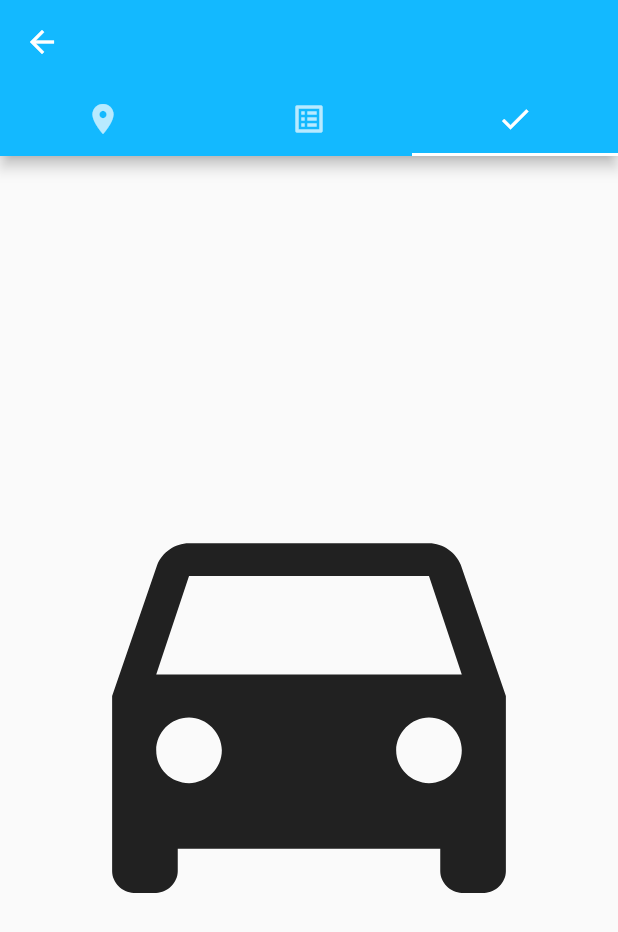
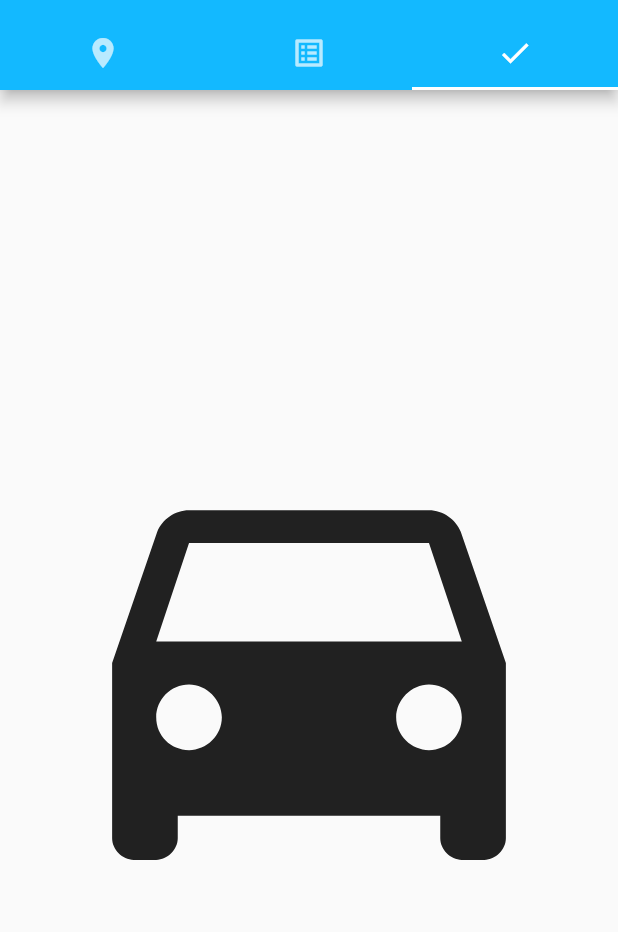
Before and after one commit to edd34/info-traffic-976, a Flutter app: the AlertAddPage screen opened directly, tab 3 chosen, on a phone screen of 412 x 824 dp. Shown: the top 932 px of the screen. Run offline on Flutter 3.47's test engine with Material 2 defaults, Android fonts, the phone set to English and light mode, and no system bars; our stand-ins replace bloc, cached_network_image, flutter_dotenv, flutter_map, latlong2, wakelock; missing offline and left inert: flutter_osm_plugin.

Commit message:
fix size tab bar and add location picker to 1st tab

```diff
--- a/lib/alert/view/alert_add_page.dart
+++ b/lib/alert/view/alert_add_page.dart
@@ -1,5 +1,6 @@
 import 'package:flutter/material.dart';
 import 'package:info_traffic_976/alert/view/alert_grid_layout.dart';
+import 'package:info_traffic_976/alert/view/search_example.dart';
 
 class AlertAddPage extends StatelessWidget {
   const AlertAddPage({Key? key}) : super(key: key);
@@ -9,7 +10,9 @@ class AlertAddPage extends StatelessWidget {
     return DefaultTabController(
       length: 3,
       child: Scaffold(
-        appBar: AppBar(
+        appBar: PreferredSize(
+          preferredSize: const Size.fromHeight(60),
+          child: AppBar(
             bottom: const TabBar(
               tabs: [
                 Tab(icon: Icon(Icons.place)),
@@ -18,9 +21,10 @@ class AlertAddPage extends StatelessWidget {
               ],
             ),
           ),
+        ),
         body: const TabBarView(
           children: [
-            Icon(Icons.directions_transit, size: 350),
+            LocationAppExample(),
             Center(child: GridLayout()),
             Icon(Icons.directions_car, size: 350),
           ],
```
Lines whose indentation alone changed are shown as unchanged.
